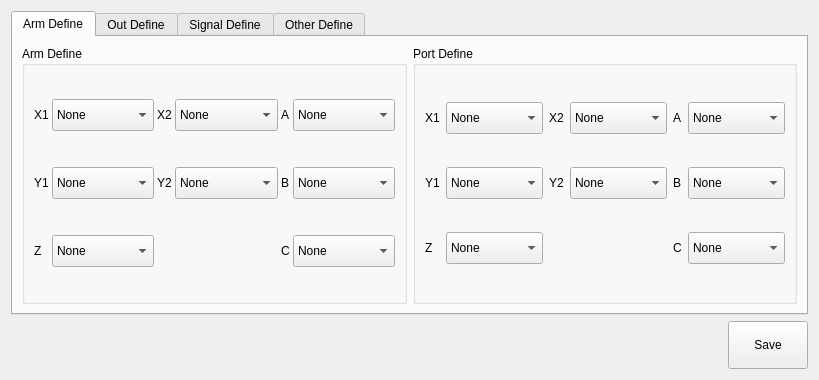
Old version of the form hcsettings/icstructdefineframe.ui in the repository dongdong-2009/3-5AxisRobot.
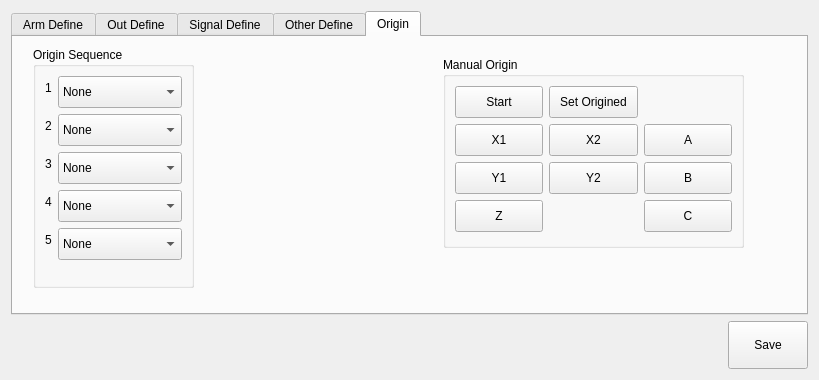
New version of the form. The open tabs and pages were chosen to show the change. Icons and pictures are not drawn. Custom widgets are drawn as their Qt base class.

```diff
--- a/hcsettings/icstructdefineframe.ui
+++ b/hcsettings/icstructdefineframe.ui
@@ -2112,6 +2112,459 @@
        </item>
       </layout>
      </widget>
+     <widget class="QWidget" name="tab_5">
+      <attribute name="title">
+       <string>Origin</string>
+      </attribute>
+      <widget class="QGroupBox" name="groupBox">
+       <property name="geometry">
+        <rect>
+         <x>20</x>
+         <y>10</y>
+         <width>161</width>
+         <height>241</height>
+        </rect>
+       </property>
+       <property name="title">
+        <string>Origin Sequence</string>
+       </property>
+       <layout class="QFormLayout" name="formLayout">
+        <property name="fieldGrowthPolicy">
+         <enum>QFormLayout::AllNonFixedFieldsGrow</enum>
+        </property>
+        <item row="0" column="0">
+         <widget class="QLabel" name="label_29">
+          <property name="text">
+           <string notr="true">1</string>
+          </property>
+         </widget>
+        </item>
+        <item row="0" column="1">
+         <widget class="QComboBox" name="os1">
+          <property name="minimumSize">
+           <size>
+            <width>0</width>
+            <height>32</height>
+           </size>
+          </property>
+          <item>
+           <property name="text">
+            <string>None</string>
+           </property>
+          </item>
+          <item>
+           <property name="text">
+            <string>X1</string>
+           </property>
+          </item>
+          <item>
+           <property name="text">
+            <string>Y1</string>
+           </property>
+          </item>
+          <item>
+           <property name="text">
+            <string>Z</string>
+           </property>
+          </item>
+          <item>
+           <property name="text">
+            <string>X2</string>
+           </property>
+          </item>
+          <item>
+           <property name="text">
+            <string>Y2</string>
+           </property>
+          </item>
+          <item>
+           <property name="text">
+            <string>B</string>
+           </property>
+          </item>
+          <item>
+           <property name="text">
+            <string>C</string>
+           </property>
+          </item>
+         </widget>
+        </item>
+        <item row="1" column="0">
+         <widget class="QLabel" name="label_30">
+          <property name="text">
+           <string notr="true">2</string>
+          </property>
+         </widget>
+        </item>
+        <item row="1" column="1">
+         <widget class="QComboBox" name="os2">
+          <property name="minimumSize">
+           <size>
+            <width>0</width>
+            <height>32</height>
+           </size>
+          </property>
+          <item>
+           <property name="text">
+            <string>None</string>
+           </property>
+          </item>
+          <item>
+           <property name="text">
+            <string>X1</string>
+           </property>
+          </item>
+          <item>
+           <property name="text">
+            <string>Y1</string>
+           </property>
+          </item>
+          <item>
+           <property name="text">
+            <string>Z</string>
+           </property>
+          </item>
+          <item>
+           <property name="text">
+            <string>X2</string>
+           </property>
+          </item>
+          <item>
+           <property name="text">
+            <string>Y2</string>
+           </property>
+          </item>
+          <item>
+           <property name="text">
+            <string>B</string>
+           </property>
+          </item>
+          <item>
+           <property name="text">
+            <string>C</string>
+           </property>
+          </item>
+         </widget>
+        </item>
+        <item row="2" column="0">
+         <widget class="QLabel" name="label_31">
+          <property name="text">
+           <string notr="true">3</string>
+          </property>
+         </widget>
+        </item>
+        <item row="2" column="1">
+         <widget class="QComboBox" name="os3">
+          <property name="minimumSize">
+           <size>
+            <width>0</width>
+            <height>32</height>
+           </size>
+          </property>
+          <item>
+           <property name="text">
+            <string>None</string>
+           </property>
+          </item>
+          <item>
+           <property name="text">
+            <string>X1</string>
+           </property>
+          </item>
+          <item>
+           <property name="text">
+            <string>Y1</string>
+           </property>
+          </item>
+          <item>
+           <property name="text">
+            <string>Z</string>
+           </property>
+          </item>
+          <item>
+           <property name="text">
+            <string>X2</string>
+           </property>
+          </item>
+          <item>
+           <property name="text">
+            <string>Y2</string>
+           </property>
+          </item>
+          <item>
+           <property name="text">
+            <string>B</string>
+           </property>
+          </item>
+          <item>
+           <property name="text">
+            <string>C</string>
+           </property>
+          </item>
+         </widget>
+        </item>
+        <item row="3" column="0">
+         <widget class="QLabel" name="label_32">
+          <property name="text">
+           <string notr="true">4</string>
+          </property>
+         </widget>
+        </item>
+        <item row="3" column="1">
+         <widget class="QComboBox" name="os4">
+          <property name="minimumSize">
+           <size>
+            <width>0</width>
+            <height>32</height>
+           </size>
+          </property>
+          <item>
+           <property name="text">
+            <string>None</string>
+           </property>
+          </item>
+          <item>
+           <property name="text">
+            <string>X1</string>
+           </property>
+          </item>
+          <item>
+           <property name="text">
+            <string>Y1</string>
+           </property>
+          </item>
+          <item>
+           <property name="text">
+            <string>Z</string>
+           </property>
+          </item>
+          <item>
+           <property name="text">
+            <string>X2</string>
+           </property>
+          </item>
+          <item>
+           <property name="text">
+            <string>Y2</string>
+           </property>
+          </item>
+          <item>
+           <property name="text">
+            <string>B</string>
+           </property>
+          </item>
+          <item>
+           <property name="text">
+            <string>C</string>
+           </property>
+          </item>
+         </widget>
+        </item>
+        <item row="4" column="0">
+         <widget class="QLabel" name="label_33">
+          <property name="text">
+           <string notr="true">5</string>
+          </property>
+         </widget>
+        </item>
+        <item row="4" column="1">
+         <widget class="QComboBox" name="os5">
+          <property name="minimumSize">
+           <size>
+            <width>0</width>
+            <height>32</height>
+           </size>
+          </property>
+          <item>
+           <property name="text">
+            <string>None</string>
+           </property>
+          </item>
+          <item>
+           <property name="text">
+            <string>X1</string>
+           </property>
+          </item>
+          <item>
+           <property name="text">
+            <string>Y1</string>
+           </property>
+          </item>
+          <item>
+           <property name="text">
+            <string>Z</string>
+           </property>
+          </item>
+          <item>
+           <property name="text">
+            <string>X2</string>
+           </property>
+          </item>
+          <item>
+           <property name="text">
+            <string>Y2</string>
+           </property>
+          </item>
+          <item>
+           <property name="text">
+            <string>B</string>
+           </property>
+          </item>
+          <item>
+           <property name="text">
+            <string>C</string>
+           </property>
+          </item>
+         </widget>
+        </item>
+       </layout>
+      </widget>
+      <widget class="QGroupBox" name="groupBox_2">
+       <property name="geometry">
+        <rect>
+         <x>430</x>
+         <y>20</y>
+         <width>301</width>
+         <height>191</height>
+        </rect>
+       </property>
+       <property name="title">
+        <string>Manual Origin</string>
+       </property>
+       <layout class="QGridLayout" name="gridLayout_5">
+        <item row="1" column="0">
+         <widget class="QPushButton" name="oX1Btn">
+          <property name="minimumSize">
+           <size>
+            <width>0</width>
+            <height>32</height>
+           </size>
+          </property>
+          <property name="text">
+           <string>X1</string>
+          </property>
+         </widget>
+        </item>
+        <item row="4" column="0">
+         <widget class="QPushButton" name="oZBtn">
+          <property name="minimumSize">
+           <size>
+            <width>0</width>
+            <height>32</height>
+           </size>
+          </property>
+          <property name="text">
+           <string>Z</string>
+          </property>
+         </widget>
+        </item>
+        <item row="1" column="2">
+         <widget class="QPushButton" name="oABtn">
+          <property name="minimumSize">
+           <size>
+            <width>0</width>
+            <height>32</height>
+           </size>
+          </property>
+          <property name="text">
+           <string>A</string>
+          </property>
+         </widget>
+        </item>
+        <item row="1" column="1">
+         <widget class="QPushButton" name="oX2Btn">
+          <property name="minimumSize">
+           <size>
+            <width>0</width>
+            <height>32</height>
+           </size>
+          </property>
+          <property name="text">
+           <string>X2</string>
+          </property>
+         </widget>
+        </item>
+        <item row="2" column="1">
+         <widget class="QPushButton" name="oY2Btn">
+          <property name="minimumSize">
+           <size>
+            <width>0</width>
+            <height>32</height>
+           </size>
+          </property>
+          <property name="text">
+           <string>Y2</string>
+          </property>
+         </widget>
+        </item>
+        <item row="2" column="2">
+         <widget class="QPushButton" name="oBBtn">
+          <property name="minimumSize">
+           <size>
+            <width>0</width>
+            <height>32</height>
+           </size>
+          </property>
+          <property name="text">
+           <string>B</string>
+          </property>
+         </widget>
+        </item>
+        <item row="4" column="2">
+         <widget class="QPushButton" name="oCBtn">
+          <property name="minimumSize">
+           <size>
+            <width>0</width>
+            <height>32</height>
+           </size>
+          </property>
+          <property name="text">
+           <string>C</string>
+          </property>
+         </widget>
+        </item>
+        <item row="2" column="0">
+         <widget class="QPushButton" name="oY1Btn">
+          <property name="minimumSize">
+           <size>
+            <width>0</width>
+            <height>32</height>
+           </size>
+          </property>
+          <property name="text">
+           <string>Y1</string>
+          </property>
+         </widget>
+        </item>
+        <item row="0" column="0">
+         <widget class="QPushButton" name="oStartBtn">
+          <property name="minimumSize">
+           <size>
+            <width>0</width>
+            <height>32</height>
+           </size>
+          </property>
+          <property name="text">
+           <string>Start</string>
+          </property>
+         </widget>
+        </item>
+        <item row="0" column="1">
+         <widget class="QPushButton" name="setOrigin">
+          <property name="minimumSize">
+           <size>
+            <width>0</width>
+            <height>32</height>
+           </size>
+          </property>
+          <property name="text">
+           <string>Set Origined</string>
+          </property>
+         </widget>
+        </item>
+       </layout>
+      </widget>
+     </widget>
     </widget>
    </item>
    <item>
```
Left out of the diff: 10 changed lines with no effect on the pictures.
